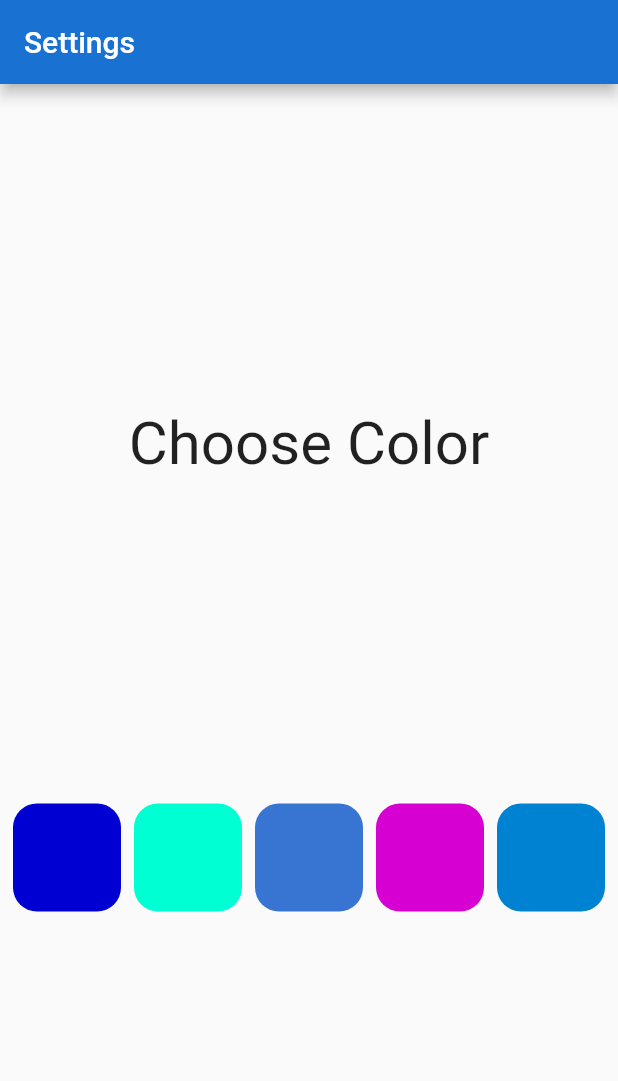
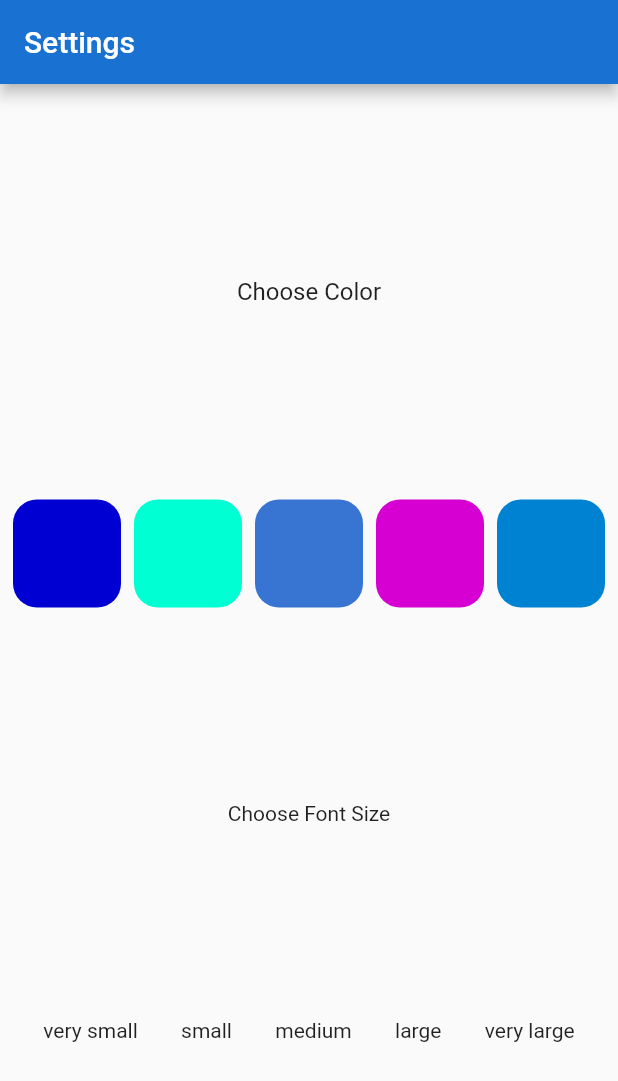
Before and after one commit to sahil101/GlobApp, a Flutter app: the screen it shows after launch, on a phone screen of 412 x 824 dp. Shown: the top 1081 px of the screen. Run offline on Flutter 3.47's test engine with Material 2 defaults, Android fonts, the phone set to English and light mode, and no system bars; our stand-ins replace shared_preferences.

Commit message:
Settings Screen done

```diff
--- /dev/null
+++ b/lib/data/shared_preferences.dart
@@ -0,0 +1,43 @@
+import 'package:shared_preferences/shared_preferences.dart';
+import 'dart:async';
+
+class SPSettings {
+  final String fontSizeKey = 'font_size';
+  final String colorKey = 'color';
+  static SharedPreferences _sp;
+  static SPSettings _instance;
+
+  SPSettings._internal();
+  //to load cached instance state
+  factory SPSettings() {
+    if (_instance == null) {
+      _instance = SPSettings._internal();
+    }
+    return _instance;
+  }
+  Future init() async {
+    _sp = await SharedPreferences.getInstance();
+  }
+
+  Future setColor(int color) {
+    return _sp.setInt(colorKey, color);
+  }
+
+  Future setfont(double fontSize) {
+    return _sp.setDouble(fontSizeKey, fontSize);
+  }
+
+  double getfont() {
+    double font = _sp.getDouble(fontSizeKey);
+    if (font == null) font = 16;
+    return font;
+  }
+
+  int getColor() {
+    int color = _sp.getInt(colorKey);
+    if (color == null) {
+      color = 0xff1972d2;
+    }
+    return color;
+  }
+}
--- a/lib/screens/SettingsScreen.dart
+++ b/lib/screens/SettingsScreen.dart
@@ -1,4 +1,5 @@
 import 'package:flutter/material.dart';
+import 'package:globapp/data/shared_preferences.dart';
 
 class SettingScreen extends StatefulWidget {
   @override
@@ -15,6 +16,20 @@ class _SettingScreenState extends State<SettingScreen> {
     0xffd700d2,
     0xff0082d2
   ];
+  SPSettings settings;
+
+  @override
+  void initState() {
+    settings = SPSettings();
+    settings.init().then((value) {
+      setState(() {
+        settingColor = settings.getColor();
+        fontsize = settings.getfont();
+      });
+    });
+    super.initState();
+  }
+
   @override
   Widget build(BuildContext context) {
     return Scaffold(
@@ -27,7 +42,7 @@ class _SettingScreenState extends State<SettingScreen> {
           children: <Widget>[
             Text(
               "Choose Color",
-              style: TextStyle(fontSize: 40),
+              style: TextStyle(fontSize: fontsize),
             ),
             Row(
               mainAxisAlignment: MainAxisAlignment.spaceEvenly,
@@ -54,13 +69,47 @@ class _SettingScreenState extends State<SettingScreen> {
                 ),
               ],
             ),
+            Text("Choose Font Size"),
+            Row(
+              mainAxisAlignment: MainAxisAlignment.spaceEvenly,
+              children: <Widget>[
+                GestureDetector(
+                  onTap: () => setfontSize(10),
+                  child: Text("very small"),
+                ),
+                GestureDetector(
+                  onTap: () => setfontSize(16),
+                  child: Text("small"),
+                ),
+                GestureDetector(
+                  onTap: () => setfontSize(30),
+                  child: Text("medium"),
+                ),
+                GestureDetector(
+                  onTap: () => setfontSize(40),
+                  child: Text("large"),
+                ),
+                GestureDetector(
+                  onTap: () => setfontSize(50),
+                  child: Text("very large"),
+                ),
+              ],
+            ),
           ]),
     );
+  }
+
+  void setfontSize(double fontSize) {
+    setState(() {
+      fontsize = fontSize;
+      settings.setfont(fontSize);
+    });
   }
 
   void setcolor(int color) {
     setState(() {
       settingColor = color;
+      settings.setColor(color);
     });
   }
 }
--- a/pubspec.yaml
+++ b/pubspec.yaml
@@ -3,7 +3,7 @@ description: A new Flutter project.
 
 # The following line prevents the package from being accidentally published to
 # pub.dev using `pub publish`. This is preferred for private packages.
-publish_to: 'none' # Remove this line if you wish to publish to pub.dev
+publish_to: "none" # Remove this line if you wish to publish to pub.dev
 
 # The following defines the version and build number for your application.
 # A version number is three numbers separated by dots, like 1.2.43
@@ -24,10 +24,10 @@ dependencies:
   flutter:
     sdk: flutter
 
-
   # The following adds the Cupertino Icons font to your application.
   # Use with the CupertinoIcons class for iOS style icons.
   cupertino_icons: ^1.0.2
+  shared_preferences: ^2.0.5
 
 dev_dependencies:
   flutter_test:
@@ -38,7 +38,6 @@ dev_dependencies:
 
 # The following section is specific to Flutter.
 flutter:
-
   # The following line ensures that the Material Icons font is
   # included with your application, so that you can use the icons in
   # the material Icons class.
```
Also changed, not shown: pubspec.lock.
